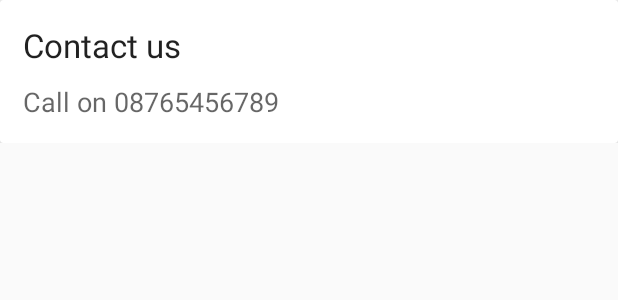
After one commit to SignBits/SignCoachApp, an Android app: the layout list_layout.xml on its own in the app's theme, with its tools: preview values and no code run, on a phone screen of 412 x 824 dp. The commit adds this screen. Shown: the top 300 px of the screen. Run offline under Robolectric (Android 15) with nearby library versions, the phone set to English and light mode, and no system bars.

Commit message:
Settings added pages for contact us and t&c

```diff
--- /dev/null
+++ b/app/src/main/java/com/SDP/signbits/ui/setting/User.kt
@@ -0,0 +1,5 @@
+package com.SDP.signbits.ui.setting
+
+data class User (val name:String, val address:String) {
+
+}
--- /dev/null
+++ b/app/src/main/res/layout/list_layout.xml
@@ -0,0 +1,33 @@
+<?xml version="1.0" encoding="utf-8"?>
+<LinearLayout xmlns:android="http://schemas.android.com/apk/res/android"
+    android:orientation="vertical" android:layout_width="match_parent"
+    android:layout_height="wrap_content">
+
+    <androidx.cardview.widget.CardView
+        android:layout_width="match_parent"
+        android:layout_height="match_parent" >
+
+        <LinearLayout
+            android:padding="10dp"
+            android:layout_width="match_parent"
+            android:layout_height="wrap_content"
+            android:orientation="vertical">
+            <TextView
+                android:id="@+id/textViewUsername"
+                android:layout_width="match_parent"
+                android:layout_height="wrap_content"
+                android:padding="5dp"
+                android:text="Contact us"
+                android:textAppearance="@style/Base.TextAppearance.AppCompat.Large" />
+
+            <TextView
+                android:id="@+id/textViewAddress"
+                android:layout_width="match_parent"
+                android:layout_height="wrap_content"
+                android:padding="5dp"
+                android:text="Call on 08765456789"
+                android:textAppearance="@style/Base.TextAppearance.AppCompat.Medium" />
+
+        </LinearLayout>
+    </androidx.cardview.widget.CardView>
+</LinearLayout>
--- a/build.gradle
+++ b/build.gradle
@@ -1,5 +1,5 @@
 // Top-level build file where you can add configuration options common to all sub-projects/modules.
-
+apply plugin: 'kotlin-android-extensions'
 buildscript {
     ext.kotlin_version = '1.3.50'
     repositories {
```
Also changed, not shown: app/src/main/java/com/SDP/signbits/ui/setting/CustomAdapter.kt (added, +38 -0 lines), app/src/main/java/com/SDP/signbits/ui/setting/SettingFragment.kt (+22 -21 lines), app/src/main/res/layout/fragment_setting.xml (+8 -71 lines).
